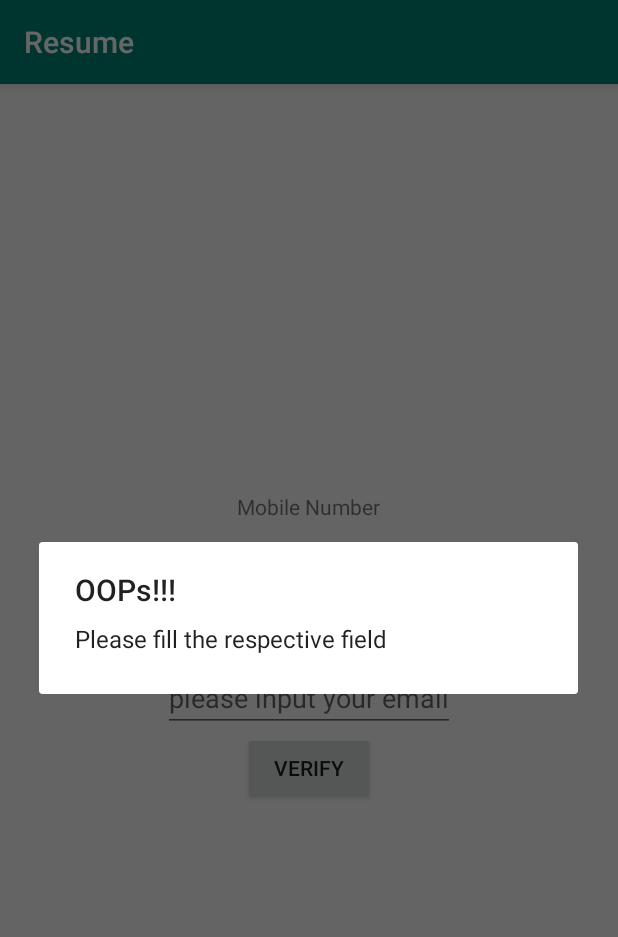
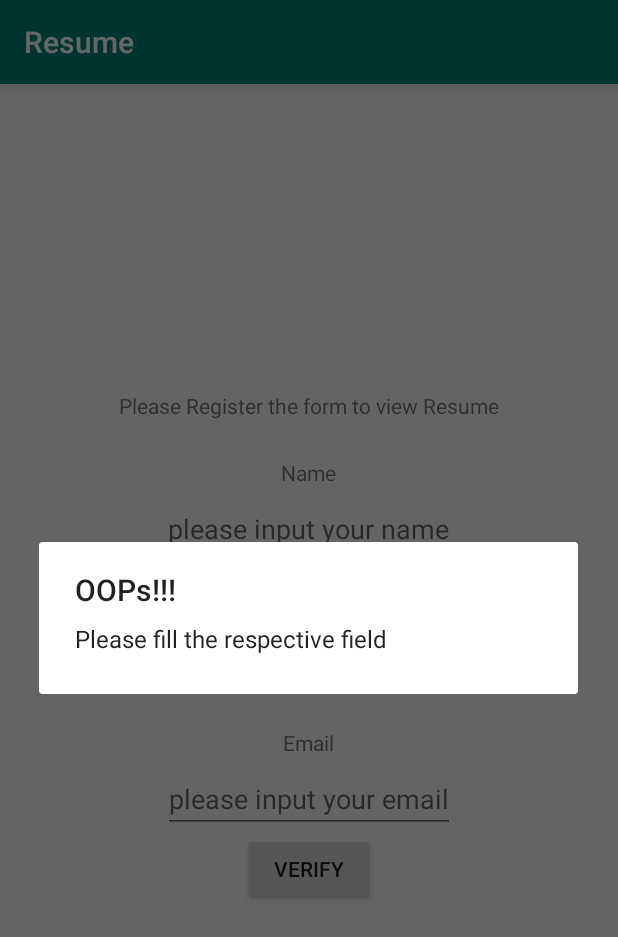
Before and after one commit to dilshaddkhan/ResumeKotlin, an Android app: the screen it shows after launch (Authenticate), after a tap on "VERIFY", on a phone screen of 412 x 824 dp. Shown: the top 937 px of the screen. Run offline under Robolectric (Android 15) with nearby library versions, the phone set to English and light mode, and no system bars.

Commit message:
[MySecondCommit] My Second Commit

```diff
--- a/app/src/main/java/com/example/resume/ui/activity/Authenticate.kt
+++ b/app/src/main/java/com/example/resume/ui/activity/Authenticate.kt
@@ -15,14 +15,15 @@ class Authenticate : AppCompatActivity() {
 
     private var email: EditText? = null
     private var mobileNumber: EditText? = null
-    private var sharedPreference:ResumePreference?=null
+    private var name: EditText? = null
+    private var sharedPreference: ResumePreference? = null
 
     override fun onCreate(savedInstanceState: Bundle?) {
         super.onCreate(savedInstanceState)
-        sharedPreference=ResumePreference(this)
-        if (sharedPreference!!.checkVerifiedUser(getString(R.string.verified_user),false)){
+        sharedPreference = ResumePreference(this)
+        if (sharedPreference!!.checkVerifiedUser(getString(R.string.verified_user), false)) {
             launchResumeActivity()
-        }else{
+        } else {
             setContentView(R.layout.activity_authenticate)
             initialize()
         }
@@ -33,6 +34,7 @@ class Authenticate : AppCompatActivity() {
 
         email = findViewById(R.id.email) as EditText
         mobileNumber = findViewById(R.id.mobileNumber) as EditText
+        name = findViewById(R.id.name) as EditText
         val submit = findViewById(R.id.submit) as Button
 
         submit.setOnClickListener {
@@ -46,9 +48,10 @@ class Authenticate : AppCompatActivity() {
 
         val textEmail = email!!.text.toString()
         val textMobileNumber = mobileNumber!!.text.toString()
-        if (textEmail.isNotEmpty() && textMobileNumber.isNotEmpty()) {
+        val textName = name!!.text.toString()
+        if (textEmail.isNotEmpty() && textMobileNumber.isNotEmpty() && textName.isNotEmpty()) {
             if (EmailValidator.validateEmail(textEmail)) {
-                sharedPreference!!.setVerifiedUser(getString(R.string.verified_user),true)
+                sharedPreference!!.setVerifiedUser(getString(R.string.verified_user), true)
                 launchResumeActivity()
             } else {
                 showAlertPopup(getString(R.string.invalid_email))
@@ -59,7 +62,7 @@ class Authenticate : AppCompatActivity() {
     }
 
     //this method is used to launch the main activity
-    private fun launchResumeActivity(){
+    private fun launchResumeActivity() {
         intent = Intent(applicationContext, MainActivity::class.java)
         startActivity(intent)
         finish()
--- a/app/src/main/res/layout/activity_authenticate.xml
+++ b/app/src/main/res/layout/activity_authenticate.xml
@@ -20,33 +20,55 @@
                 android:layout_marginBottom="5dp"
                 android:layout_width="wrap_content"
                 android:layout_height="wrap_content"
-                android:text="Mobile Number"/>
+                android:text="@string/info_register"/>
+
+        <TextView
+                android:layout_marginTop="20dp"
+                android:layout_marginBottom="5dp"
+                android:layout_width="wrap_content"
+                android:layout_height="wrap_content"
+                android:text="@string/name"/>
+
+        <EditText
+                android:inputType="textPersonName"
+                android:layout_width="wrap_content"
+                android:layout_height="wrap_content"
+                android:id="@+id/name"
+                android:hint="@string/input_name_hint"/>
+
+
+        <TextView
+                android:layout_marginTop="20dp"
+                android:layout_marginBottom="5dp"
+                android:layout_width="wrap_content"
+                android:layout_height="wrap_content"
+                android:text="@string/mobile_number"/>
 
         <EditText
                 android:inputType="phone"
                 android:layout_width="wrap_content"
                 android:layout_height="wrap_content"
                 android:id="@+id/mobileNumber"
-                android:hint="please input your number"/>
+                android:hint="@string/mobile_number_hint"/>
 
         <TextView
                 android:layout_marginTop="20dp"
                 android:layout_marginBottom="5dp"
                 android:layout_width="wrap_content"
                 android:layout_height="wrap_content"
-                android:text="Email"/>
+                android:text="@string/email"/>
 
         <EditText
                 android:inputType="textEmailAddress"
                 android:layout_width="wrap_content"
                 android:layout_height="wrap_content"
                 android:id="@+id/email"
-                android:hint="please input your email"/>
+                android:hint="@string/email_input_hint"/>
 
         <Button
                 android:layout_width="wrap_content"
                 android:layout_height="wrap_content"
-                android:text="Verify"
+                android:text="@string/verify"
                 android:id="@+id/submit"
         />
     </LinearLayout>
--- a/app/src/main/res/values/strings.xml
+++ b/app/src/main/res/values/strings.xml
@@ -19,4 +19,13 @@
     <string name="invalid_email">Please input valid email address</string>
     <string name="resume_preference">ResumePreference</string>
     <string name="verified_user">Verified User</string>
+    <string name="info_register">Please Register the form to view Resume</string>
+    <string name="name">Name</string>
+    <string name="input_name_hint">please input your name</string>
+    <string name="mobile_number">Mobile Number</string>
+    <string name="mobile_number_hint">please input your number</string>
+    <string name="email">Email</string>
+    <string name="email_input_hint">please input your email</string>
+    <string name="verify">Verify</string>
+
 </resources>
```
